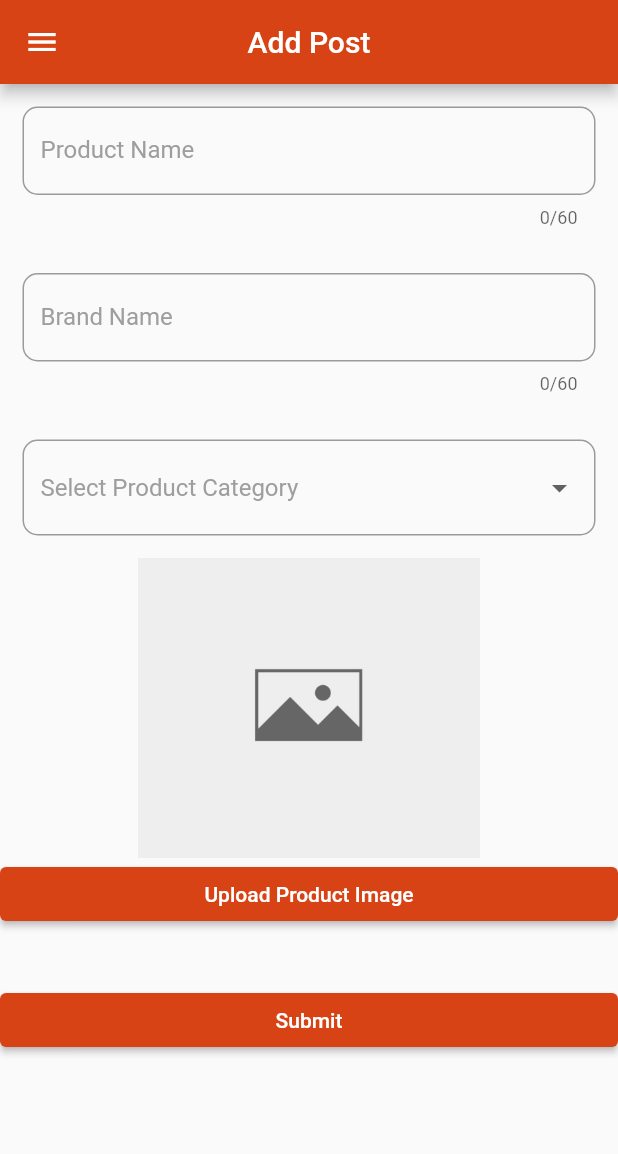
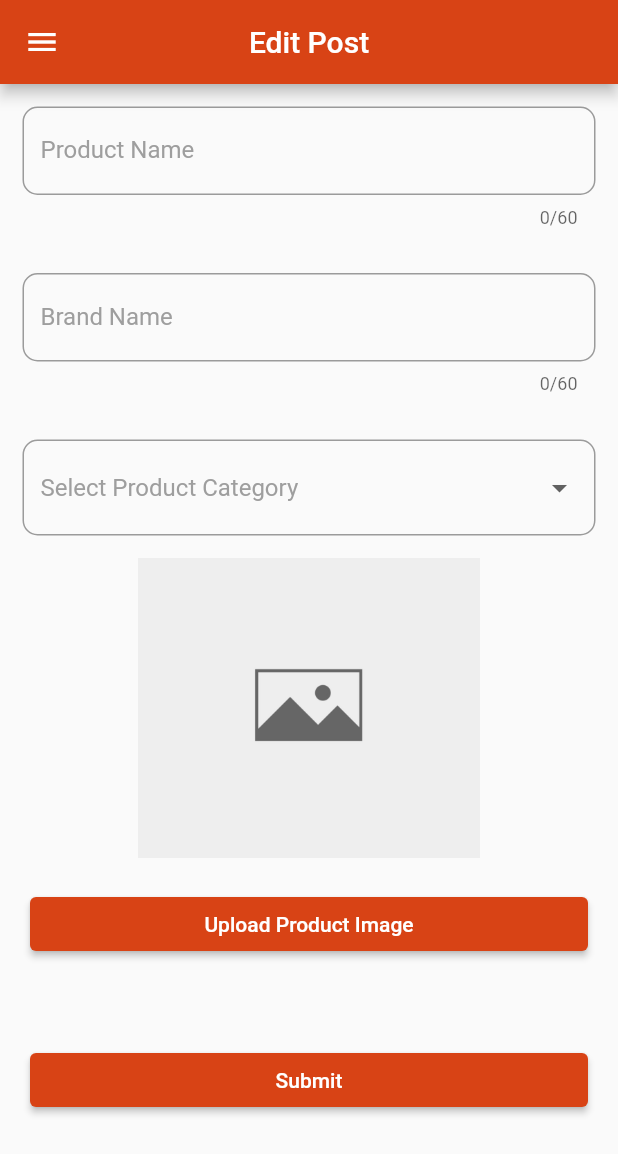
Before and after one commit to walidwalid23/FakeBusters, a Flutter app: the EditPost screen opened directly, on a phone screen of 412 x 824 dp. Shown: the top 1154 px of the screen. Run offline on Flutter 3.47's test engine with Material 2 defaults, Android fonts, the phone set to English and light mode, and no system bars; our stand-ins replace flutter_switch, fluttertoast, font_awesome_flutter, image_picker; missing offline and left inert: regexed_validator.

Commit message:
Adding EditPost Screen

```diff
--- a/lib/views/edit_post.dart
+++ b/lib/views/edit_post.dart
@@ -26,7 +26,7 @@ class _EditPostState extends State<EditPost> {
     return  Scaffold(
         appBar: AppBar(
           title:Text(
-              'Add Post'
+              'Edit Post'
           ),
           centerTitle: true,
         ),
@@ -132,7 +132,9 @@ class _EditPostState extends State<EditPost> {
               ProductImage(
                 productImage: productImage,
               ),
-              ElevatedButton(
+              Padding(
+                padding: const EdgeInsets.all(20.0),
+                child: ElevatedButton(
                   child: const Text('Upload Product Image'),
                   onPressed: () async{
                     final XFile? image = await _picker.pickImage(source: ImageSource.gallery);
@@ -145,20 +147,18 @@ class _EditPostState extends State<EditPost> {
                   },
                   style: ElevatedButton.styleFrom(
                       backgroundColor: ColorsManager.themeColor1
-                ), )
-              ,
+                  ), ),
+              ),
               Center(
                   child: Text(
                     imageValidationError,
                     style: StylesManager.notificationStyle,
                   )
               ),
-
-              SizedBox(
-                  height:20
-              ),
               SizedBox(
                 width: double.infinity,
+                child: Padding(
+                  padding: const EdgeInsets.all(20.0),
                   child: ElevatedButton(
                     onPressed: () {
                       if (_formKey.currentState!.validate() && productImage != null) {
@@ -178,6 +178,7 @@ class _EditPostState extends State<EditPost> {
                     ),
                   ),
                 ),
+              ),
 
             ],
           ),
```
Lines whose indentation alone changed are shown as unchanged.
